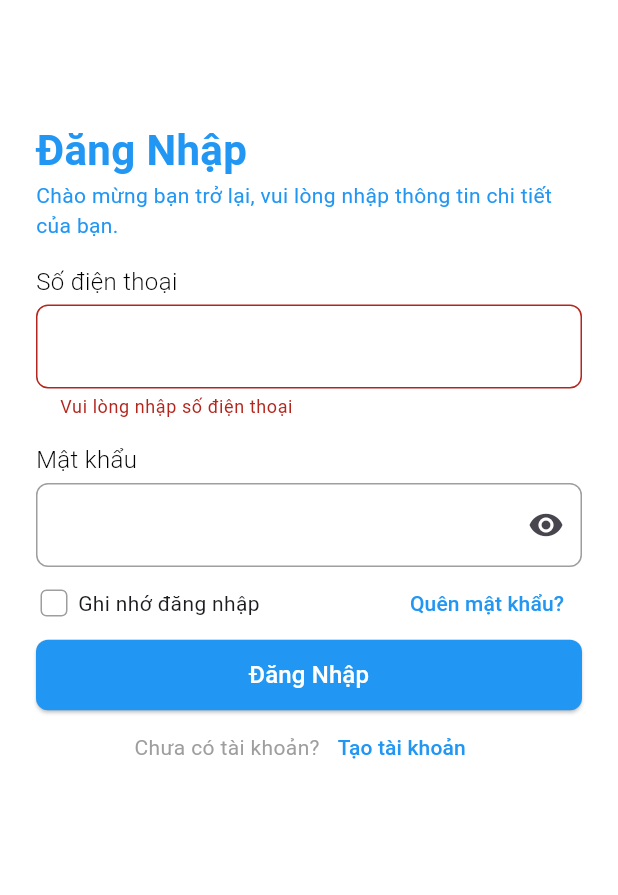
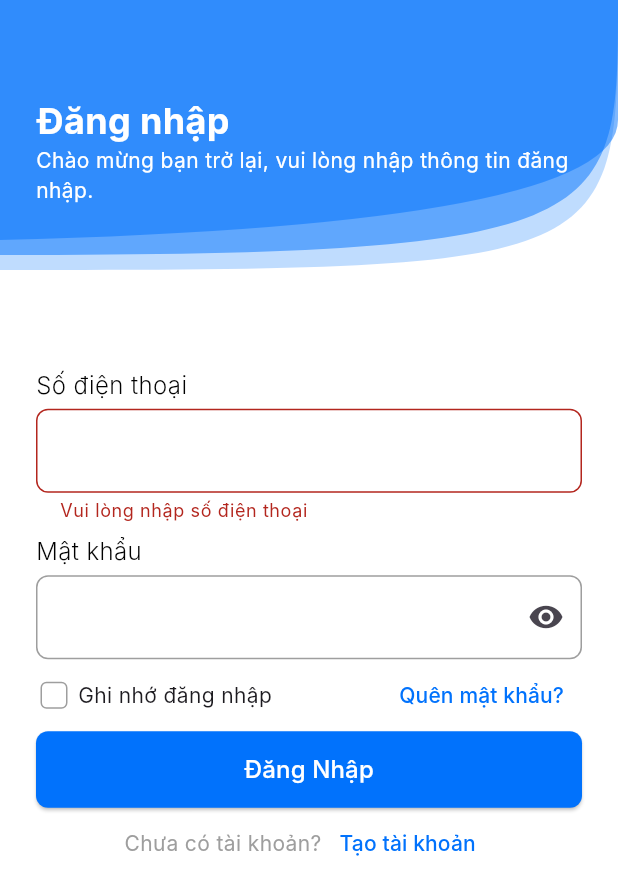
Before and after one commit to mxking267/dien_lanh_khoa_van, a Flutter app: the screen it shows after launch, after a tap on "Đăng Nhập", on a phone screen of 412 x 824 dp. Shown: the top 895 px of the screen. Run offline on Flutter 3.47's test engine with Material 3 defaults, Android fonts, the phone set to English and light mode, and no system bars; our stand-ins replace carousel_slider, firebase_auth, firebase_core, flutter_lucide, flutter_markdown, flutter_svg; accounts and stored records are empty; network calls fail; Roboto replaces fonts that are missing (Inter).

Commit message:
style: restyle login page & nav bar icon

```diff
--- a/lib/core/constants/app_constants.dart
+++ b/lib/core/constants/app_constants.dart
@@ -1,8 +1,8 @@
 class AppConstants {
-  static const String appName = 'Đăng Nhập';
+  static const String appName = 'Đăng nhập';
 
   // Login page texts
-  static const String welcomeBack = 'Chào mừng bạn trở lại, vui lòng nhập thông tin chi tiết của bạn.';
+  static const String welcomeBack = 'Chào mừng bạn trở lại, vui lòng nhập thông tin đăng nhập.';
   static const String phoneOrEmail = 'Số điện thoại';
   static const String password = 'Mật khẩu';
   static const String rememberMe = 'Ghi nhớ đăng nhập';
--- a/lib/core/constants/app_theme.dart
+++ b/lib/core/constants/app_theme.dart
@@ -2,8 +2,13 @@ import 'package:flutter/material.dart';
 
 class AppTheme {
   static ThemeData lightTheme = ThemeData(
+    fontFamily: 'Inter',
     primarySwatch: Colors.blue,
     scaffoldBackgroundColor: Colors.white,
+    textTheme: TextTheme(
+      bodyLarge: TextStyle(fontFamily: 'Inter', fontSize: 16),
+      titleLarge: TextStyle(fontFamily: 'Inter', fontWeight: FontWeight.bold),
+    ),
     appBarTheme: const AppBarTheme(
       elevation: 0,
       centerTitle: true,
--- a/lib/core/constants/colors.dart
+++ b/lib/core/constants/colors.dart
@@ -1,11 +1,11 @@
 import 'package:flutter/material.dart';
 
-class TColors {
-  TColors._();
+class ThemeColors {
+  ThemeColors._();
 
   //Basic color
-  static const Color primary = Color(0xFF4b6ff);
-  static const Color secondary = Color(0xFFFFFE24B);
+  static const Color primary = Color(0xFF0172FC);
+  static const Color secondary = Color(0xFFEBF4FE);
   static const Color accent = Color(0xFFb0c7ff);
 
   //Text color
--- a/lib/features/shop/screens/home/home.dart
+++ b/lib/features/shop/screens/home/home.dart
@@ -12,7 +12,7 @@ class HomeScreen extends StatelessWidget {
         child: Column(
           children: [
             Container(
-              color: TColors.primary,
+              color: ThemeColors.primary,
               padding: const EdgeInsets.all(0),
               child: Stack(
                 children: [
@@ -22,7 +22,7 @@ class HomeScreen extends StatelessWidget {
                     padding: const EdgeInsets.all(0),
                     decoration: BoxDecoration(
                       borderRadius: BorderRadius.circular(400),
-                      color: TColors.textWhite.withOpacity(0.1)
+                      color: ThemeColors.textWhite.withOpacity(0.1)
                     ),
                   )
                 ],
--- a/lib/main_screen.dart
+++ b/lib/main_screen.dart
@@ -1,4 +1,5 @@
 import 'package:dien_lanh_khoa_van/presentation/widgets/custom_bottom_nav_bar.dart';
+import 'package:dien_lanh_khoa_van/presentation/widgets/main_nav_bar.dart';
 import 'package:flutter/material.dart';
 import 'presentation/screens/home/home_screen.dart';
 import 'presentation/screens/services/services_screen.dart';
@@ -28,7 +29,7 @@ class _MainScreenState extends State<MainScreen> {
   Widget build(BuildContext context) {
     return Scaffold(
       body: _pages[_currentIndex],
-      bottomNavigationBar: CustomBottomNavBar(
+      bottomNavigationBar: CustomNavBar(
         currentIndex: _currentIndex,
         onTap: (index) {
           setState(() {
--- a/lib/presentation/screens/login/login_screen.dart
+++ b/lib/presentation/screens/login/login_screen.dart
@@ -1,7 +1,12 @@
+import 'dart:math' as math;
+
+import 'package:dien_lanh_khoa_van/main_screen.dart';
+import 'package:dien_lanh_khoa_van/presentation/screens/login/widgets/wave_painter.dart';
 import 'package:dien_lanh_khoa_van/presentation/widgets/form_control/password_input_field.dart';
 import 'package:dien_lanh_khoa_van/presentation/widgets/form_control/phone_input_field.dart';
 import 'package:flutter/material.dart';
 import '../../../core/constants/app_constants.dart';
+import '../../../core/constants/colors.dart';
 import '../register/register_screen.dart';
 
 class LoginScreen extends StatefulWidget {
@@ -27,40 +32,79 @@ class _LoginScreenState extends State<LoginScreen> {
   @override
   Widget build(BuildContext context) {
     return Scaffold(
-      body: SingleChildScrollView(
-        padding: const EdgeInsets.all(16.0),
+      body: LayoutBuilder(
+        builder: (context, constraints) {
+          return SingleChildScrollView(
+            child: ConstrainedBox(
+              constraints: BoxConstraints(
+                minHeight: constraints.maxHeight - 200,
+              ),
+              child: IntrinsicHeight(
+                child: Column(
+                  children: [
+                    // Wave Header
+                    Stack(
+                      alignment: Alignment.centerLeft,
+                      children: [
+                        SizedBox(
+                          height: 200,
+                          child: ClipRect(
+                            child: Transform(
+                              alignment: Alignment.center,
+                              transform: Matrix4.rotationX(math.pi),
+                              child: CustomPaint(
+                                painter: WavePainter(),
+                                size: Size(MediaQuery.of(context).size.width, 250),
+                              ),
+                            ),
+                          ),
+                        ),
+                        Padding(
+                          padding: const EdgeInsets.symmetric(horizontal: 24.0),
+                          child: Column(
+                            crossAxisAlignment: CrossAxisAlignment.start,
+                            children: [
+                              const Text(AppConstants.appName,
+                                  style: TextStyle(
+                                      color: Colors.white,
+                                      fontSize: 24,
+                                      fontWeight: FontWeight.w700)),
+                              const Text(
+                                AppConstants.welcomeBack,
+                                style: TextStyle(
+                                    fontSize: 14,
+                                    color: Colors.white,
+                                    fontWeight: FontWeight.w400),
+                              ),
+                            ],
+                          ),
+                        ),
+                      ],
+                    ),
+                    // Form Content (Centered)
+                    Expanded(
+                      child: Container(
+                        padding: const EdgeInsets.symmetric(horizontal: 24),
+                        child: Center(
                           child: Form(
                             key: _formKey,
-          child: Padding(
-            padding: const EdgeInsets.symmetric(horizontal: 8, vertical: 64),
                             child: Column(
+                              mainAxisSize: MainAxisSize.min,
                               crossAxisAlignment: CrossAxisAlignment.stretch,
                               children: [
-                const Text(AppConstants.appName, style: TextStyle(
-                  color: Colors.blue,
-                  fontSize: 28, fontWeight: FontWeight.w700
-                )),
-                const Text(
-                  AppConstants.welcomeBack,
-                  style: TextStyle(fontSize: 14, color: Colors.blue, fontWeight: FontWeight.w400),
-                  textAlign: TextAlign.left,
-                ),
-                const SizedBox(height: 16),
+                                const SizedBox(height: 8),
                                 PhoneTextField(
-                  labelText: AppConstants.phoneOrEmail
-                ),
-                const SizedBox(height: 16),
+                                    labelText: AppConstants.phoneOrEmail),
+                                const SizedBox(height: 8),
                                 PasswordInputField(
-                  labelText: AppConstants.password
-                ),
+                                    labelText: AppConstants.password),
                                 Row(
                                   mainAxisAlignment: MainAxisAlignment.spaceBetween,
-                  mainAxisSize: MainAxisSize.min,
                                   children: [
                                     Row(
                                       children: [
                                         Transform.scale(
-                          scale: 1.0, // Giữ nguyên tỷ lệ nhưng loại bỏ padding mặc định
+                                          scale: 1.0,
                                           child: Checkbox(
                                               value: _rememberMe,
                                               onChanged: (value) {
@@ -69,16 +113,15 @@ class _LoginScreenState extends State<LoginScreen> {
                                                 });
                                               },
                                               checkColor: Colors.white,
-                            activeColor: Colors.blue,
+                                              activeColor: ThemeColors.primary,
                                               side: const BorderSide(color: Colors.grey),
-                            materialTapTargetSize: MaterialTapTargetSize.shrinkWrap, // Giảm vùng nhấn
-                            visualDensity: const VisualDensity(horizontal: -4, vertical: -4), // Loại bỏ padding
+                                              materialTapTargetSize: MaterialTapTargetSize.shrinkWrap,
+                                              visualDensity: const VisualDensity(horizontal: -4, vertical: -4),
                                               shape: RoundedRectangleBorder(
-                                borderRadius: BorderRadius.circular(4), // Điều chỉnh borderRadius tại đây
-                              )
+                                                borderRadius: BorderRadius.circular(4),
+                                              )),
                                         ),
-                        ),
-                        const SizedBox(width: 4), // Giảm gap giữa checkbox và text
+                                        const SizedBox(width: 4),
                                         const Text(AppConstants.rememberMe),
                                       ],
                                     ),
@@ -86,35 +129,36 @@ class _LoginScreenState extends State<LoginScreen> {
                                       onPressed: () {
                                         // Handle forgot password
                                       },
-                      child: const Text(AppConstants.forgotPassword),
+                                      child: const Text(AppConstants.forgotPassword, style: TextStyle(color: ThemeColors.primary)),
                                     ),
                                   ],
                                 ),
                                 ElevatedButton(
                                   onPressed: _submitForm,
                                   style: ElevatedButton.styleFrom(
-                  backgroundColor: Colors.blue, // Màu nền blue
-                  foregroundColor: Colors.white, // Màu chữ white
+                                      backgroundColor: ThemeColors.primary,
+                                      foregroundColor: Colors.white,
                                       shape: RoundedRectangleBorder(
-                    borderRadius: BorderRadius.circular(8), // Rounded 8
+                                        borderRadius: BorderRadius.circular(8),
                                       ),
-                  padding: EdgeInsets.symmetric(vertical: 12)
-                ),
-                child: const Text(AppConstants.login, style: TextStyle(fontSize: 16)),
+                                      padding: const EdgeInsets.symmetric(vertical: 14)),
+                                  child: const Text(AppConstants.login,
+                                      style: TextStyle(fontSize: 16)),
                                 ),
                                 Row(
                                   mainAxisAlignment: MainAxisAlignment.center,
-                  spacing: 0,
                                   children: [
-                    const Text(AppConstants.noAccount,style: TextStyle(color: Colors.grey)),
+                                    const Text(AppConstants.noAccount,
+                                        style: TextStyle(color: Colors.grey)),
                                     TextButton(
                                       onPressed: () {
                                         Navigator.push(
                                             context,
-                          MaterialPageRoute(builder: (context) => RegisterScreen())
-                        );
+                                            MaterialPageRoute(
+                                                builder: (context) =>
+                                                    RegisterScreen()));
                                       },
-                      child: const Text(AppConstants.createAccount),
+                                      child: const Text(AppConstants.createAccount, style: TextStyle(color: ThemeColors.primary)),
                                     ),
                                   ],
                                 ),
@@ -122,6 +166,14 @@ class _LoginScreenState extends State<LoginScreen> {
                             ),
                           ),
                         ),
+                      ),
+                    ),
+                  ],
+                ),
+              ),
+            ),
+          );
+        },
       ),
     );
   }
@@ -132,6 +184,12 @@ class _LoginScreenState extends State<LoginScreen> {
       final phoneEmail = _phoneEmailController.text;
       final password = _passwordController.text;
 
+      Navigator.push(
+          context,
+          MaterialPageRoute(
+              builder: (context) =>
+                  MainScreen()));
+
       // TODO: Implement login functionality
     }
   }
--- /dev/null
+++ b/lib/presentation/screens/login/widgets/wave_painter.dart
@@ -0,0 +1,48 @@
+import 'package:flutter/cupertino.dart';
+
+class WavePainter extends CustomPainter {
+  @override
+  void paint(Canvas canvas, Size size) {
+    final paint = Paint()..color = const Color(0xFF0172FC);
+    final heightThreshold = size.height * 0.1; // Bắt đầu vẽ từ 60% chiều cao
+
+    // Path 1 (opacity 0.25) - Chiếm toàn bộ phần dưới
+    final path1 = Path()
+      ..moveTo(0, heightThreshold)
+      ..cubicTo(
+        size.width, heightThreshold + size.height * 0.001,
+        size.width, heightThreshold + size.height * 0.01,
+          size.width, size.height
+      )
+      ..lineTo(0, size.height)
+      ..close();
+    canvas.drawPath(path1, paint..color = paint.color.withOpacity(0.25));
+
+    // Path 2 (opacity 0.5) - Wave chính
+    final path2 = Path()
+      ..moveTo(0, heightThreshold + size.height * 0.05)
+      ..cubicTo(
+        size.width, heightThreshold + size.height * 0.05,
+        size.width, heightThreshold + size.height * 0.15,
+          size.width, size.height
+      )
+      ..lineTo(0, size.height)
+      ..close();
+    canvas.drawPath(path2, paint..color = paint.color.withOpacity(0.5));
+
+    // Path 3 (opacity 1.0) - Đường nổi bật trên cùng
+    final path3 = Path()
+      ..moveTo(0, heightThreshold + size.height * 0.1)
+      ..quadraticBezierTo(
+        size.width, heightThreshold + size.height * 0.15,
+        size.width, heightThreshold + size.height * 0.5,
+      )
+      ..lineTo(size.width, size.height)
+      ..lineTo(0, size.height)
+      ..close();
+    canvas.drawPath(path3, paint);
+  }
+
+  @override
+  bool shouldRepaint(covariant CustomPainter oldDelegate) => false;
+}
```
Also changed, not shown: lib/core/constants/nav_const.dart (added, +71 -0 lines), lib/core/constants/nav_icon.dart (added, +13 -0 lines), lib/presentation/widgets/main_nav_bar.dart (added, +149 -0 lines), pubspec.yaml (+9 -0 lines), assets/icons/call-history-2.svg (added), assets/icons/call-history.svg (added), assets/icons/house-blank-2.svg (added), assets/icons/house-blank.svg (added), assets/icons/it-alt-2.svg (added), assets/icons/it-alt.svg (added), assets/icons/user-2.svg (added), assets/icons/user.svg (added), pubspec.lock. Lines whose indentation alone changed are shown as unchanged.
